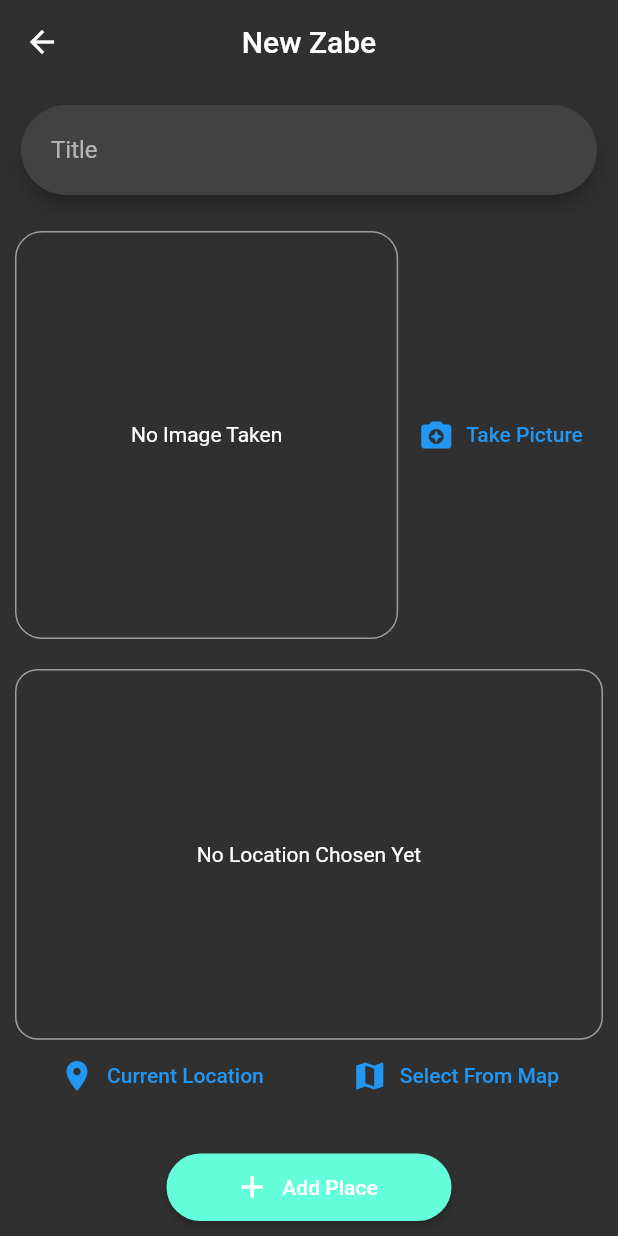
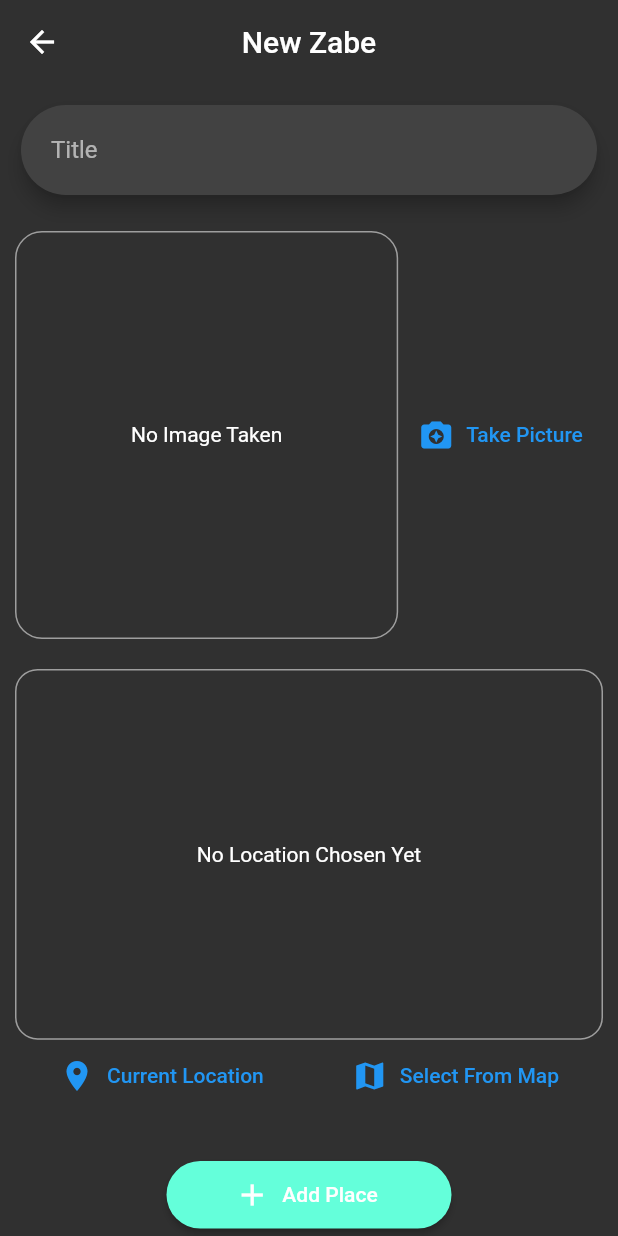
Before and after one commit to Oneya4/Scenary, a Flutter app: the AddPlaceScreen screen opened by its route, on a phone screen of 412 x 824 dp. Run offline on Flutter 3.47's test engine with Material 2 defaults, Android fonts, the phone set to English and light mode, and no system bars; our stand-ins replace cached_network_image, google_maps_flutter, image_picker, location, sqflite; accounts and stored records are empty; network calls fail.

Commit message:
Update add_place_screen.dart

```diff
--- a/lib/screens/add_place_screen.dart
+++ b/lib/screens/add_place_screen.dart
@@ -85,7 +85,7 @@ class _AddPlaceScreenState extends State<AddPlaceScreen> {
             ),
           ),
           Padding(
-            padding: const EdgeInsets.only(bottom: 10),
+            padding: const EdgeInsets.only(bottom: 5),
             child: ElevatedButton.icon(
               icon: Icon(Icons.add),
               label: Text('Add Place'),
```
